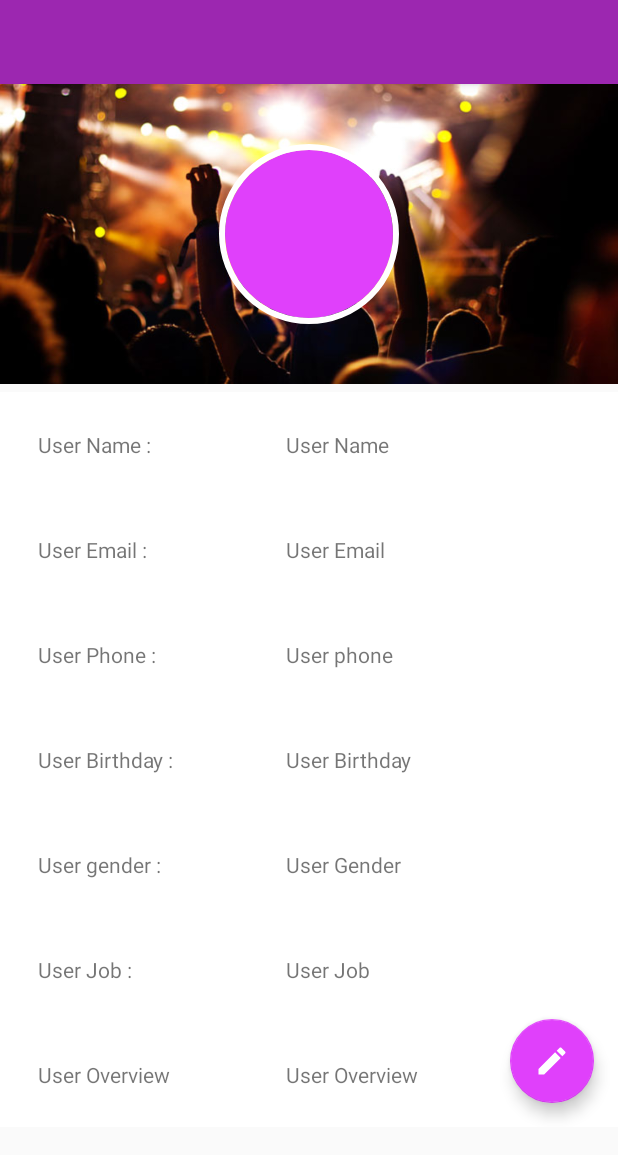
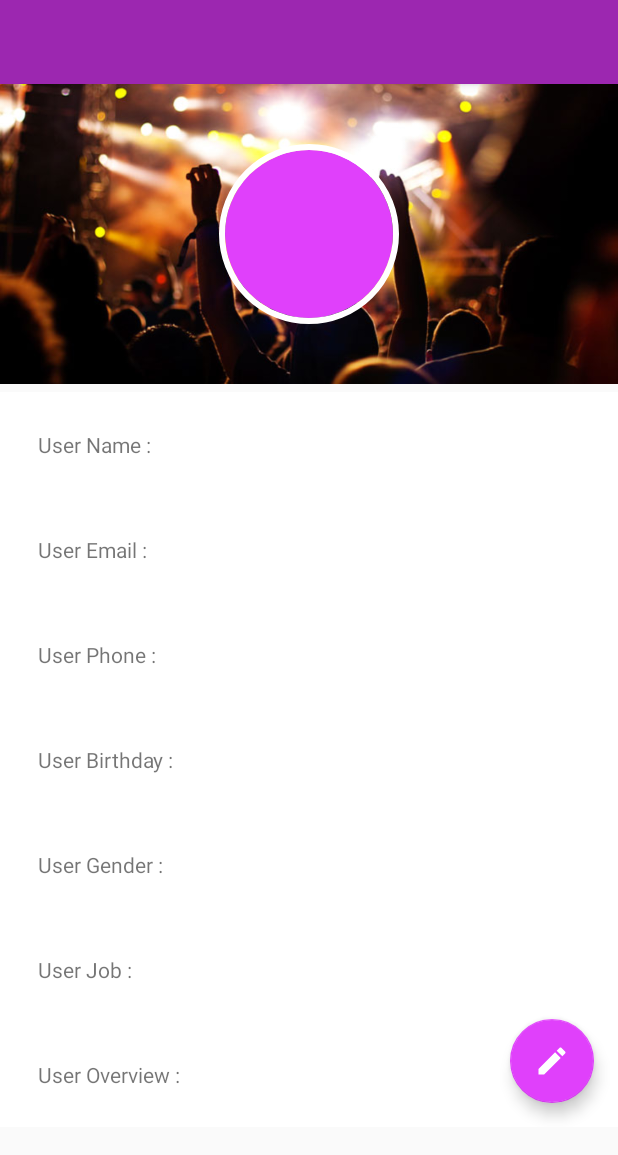
Before and after one commit to AmrAyoub1907/EventYo, an Android app: the layout activity_my_account.xml on its own in the app's theme, with its tools: preview values and no code run, on a phone screen of 412 x 824 dp. Shown: the top 1155 px of the screen. Run offline under Robolectric (Android 15) with nearby library versions, the phone set to English and light mode, and no system bars.

Commit message:
Final Commit , Ready For Udacity Graduation :D

```diff
--- a/app/src/main/res/layout/activity_my_account.xml
+++ b/app/src/main/res/layout/activity_my_account.xml
@@ -82,7 +82,7 @@
                                 android:clickable="true"
                                 android:elevation="@dimen/Info_elevation"
                                 android:padding="20dp"
-                                android:text="User Name :" />
+                                android:text="@string/User_Name_Text" />
 
                             <TextView
                                 android:id="@+id/myAccount_name"
@@ -92,7 +92,7 @@
                                 android:layout_weight="2"
                                 android:elevation="@dimen/Info_elevation"
                                 android:padding="20dp"
-                                android:text="User Name" />
+                                />
                         </LinearLayout>
 
                         <LinearLayout
@@ -109,7 +109,7 @@
                                 android:clickable="true"
                                 android:elevation="@dimen/Info_elevation"
                                 android:padding="20dp"
-                                android:text="User Email :" />
+                                android:text="@string/User_Email_Text" />
 
                             <TextView
                                 android:id="@+id/myAccount_email"
@@ -119,7 +119,7 @@
                                 android:layout_weight="2"
                                 android:elevation="@dimen/Info_elevation"
                                 android:padding="20dp"
-                                android:text="User Email" />
+                                />
                         </LinearLayout>
 
                         <LinearLayout
@@ -136,7 +136,7 @@
                                 android:clickable="true"
                                 android:elevation="@dimen/Info_elevation"
                                 android:padding="20dp"
-                                android:text="User Phone :" />
+                                android:text="@string/User_Phone_Text" />
 
                             <TextView
                                 android:id="@+id/myAccount_phone"
@@ -146,7 +146,7 @@
                                 android:layout_weight="2"
                                 android:elevation="@dimen/Info_elevation"
                                 android:padding="20dp"
-                                android:text="User phone" />
+                                />
                         </LinearLayout>
 
                         <LinearLayout
@@ -163,7 +163,7 @@
                                 android:clickable="true"
                                 android:elevation="@dimen/Info_elevation"
                                 android:padding="20dp"
-                                android:text="User Birthday :" />
+                                android:text="@string/User_Birthday_Text" />
 
                             <TextView
                                 android:id="@+id/myAccount_birthday"
@@ -173,7 +173,7 @@
                                 android:layout_weight="2"
                                 android:elevation="@dimen/Info_elevation"
                                 android:padding="20dp"
-                                android:text="User Birthday" />
+                                />
                         </LinearLayout>
 
                         <LinearLayout
@@ -190,7 +190,7 @@
                                 android:clickable="true"
                                 android:elevation="@dimen/Info_elevation"
                                 android:padding="20dp"
-                                android:text="User gender :" />
+                                android:text="@string/User_Gender_Text" />
 
                             <TextView
                                 android:id="@+id/myAccount_gender"
@@ -200,7 +200,7 @@
                                 android:layout_weight="2"
                                 android:elevation="@dimen/Info_elevation"
                                 android:padding="20dp"
-                                android:text="User Gender" />
+                                />
                         </LinearLayout>
 
                         <LinearLayout
@@ -217,7 +217,7 @@
                                 android:clickable="true"
                                 android:elevation="@dimen/Info_elevation"
                                 android:padding="20dp"
-                                android:text="User Job :" />
+                                android:text="@string/User_Job_Text" />
 
                             <TextView
                                 android:id="@+id/myAccount_job"
@@ -227,7 +227,7 @@
                                 android:layout_weight="2"
                                 android:elevation="@dimen/Info_elevation"
                                 android:padding="20dp"
-                                android:text="User Job" />
+                                />
                         </LinearLayout>
 
                         <LinearLayout
@@ -244,7 +244,7 @@
                                 android:clickable="true"
                                 android:elevation="@dimen/Info_elevation"
                                 android:padding="20dp"
-                                android:text="User Overview " />
+                                android:text="@string/User_Overview_Text" />
 
                             <TextView
                                 android:id="@+id/myAccount_overview"
@@ -254,7 +254,7 @@
                                 android:layout_weight="2"
                                 android:elevation="@dimen/Info_elevation"
                                 android:padding="20dp"
-                                android:text="User Overview" />
+                                />
                         </LinearLayout>
                     </LinearLayout>
                 </RelativeLayout>
--- a/app/src/main/res/layout/authentication.xml
+++ b/app/src/main/res/layout/authentication.xml
@@ -190,7 +190,7 @@
             android:layout_height="wrap_content" />
     </LinearLayout>
     <TextView
-        android:text="EventYo"
+        android:text="@string/app_name"
         android:textStyle="bold"
         android:textSize="@dimen/AppName_TextSize"
         android:layout_gravity="bottom"
--- a/app/src/main/res/layout/fragment_calender.xml
+++ b/app/src/main/res/layout/fragment_calender.xml
@@ -29,7 +29,7 @@
         android:id="@+id/calender_no_events"
         android:layout_width="match_parent"
         android:layout_height="match_parent"
-        android:text=" No Events Yet"
+        android:text="@string/No_Events_Msg"
         android:gravity="center"
         android:textSize="@dimen/Event_TitleTextSize"
         android:visibility="gone"
--- a/app/src/main/res/layout/fragment_category.xml
+++ b/app/src/main/res/layout/fragment_category.xml
@@ -23,7 +23,7 @@
         android:id="@+id/no_events"
         android:layout_width="match_parent"
         android:layout_height="match_parent"
-        android:text="No Events Yet"
+        android:text="@string/No_Events_Msg"
         android:gravity="center"
         android:textSize="@dimen/Event_TitleTextSize"
         android:visibility="gone"
--- a/app/src/main/res/layout/fragment_search_events.xml
+++ b/app/src/main/res/layout/fragment_search_events.xml
@@ -14,7 +14,7 @@
         android:id="@+id/searh_event_no_events"
         android:layout_width="match_parent"
         android:layout_height="match_parent"
-        android:text=" No Events Yet"
+        android:text="@string/No_Events_Msg"
         android:gravity="center"
         android:textSize="@dimen/Event_TitleTextSize"
         android:visibility="gone"
--- a/app/src/main/res/layout/fragment_search_people.xml
+++ b/app/src/main/res/layout/fragment_search_people.xml
@@ -15,7 +15,7 @@
         android:id="@+id/searh_user_no_users"
         android:layout_width="match_parent"
         android:layout_height="match_parent"
-        tools:text=" No Users Yet"
+        tools:text="No Users Yet"
         android:gravity="center"
         android:textSize="@dimen/Event_TitleTextSize"
         android:visibility="gone"
--- a/app/src/main/res/layout/main_rv_item.xml
+++ b/app/src/main/res/layout/main_rv_item.xml
@@ -39,7 +39,6 @@
                 android:layout_alignParentTop="true"
                 android:textSize="@dimen/Event_TitleTextSize"
                 android:textStyle="bold"
-                android:text="Event Title"
                 />
 
             <TextView
@@ -49,7 +48,6 @@
                 android:id="@+id/main_rv_date"
                 android:layout_below="@+id/main_rv_title"
                 android:textSize="@dimen/Event_DateTextSize"
-                android:text="14/12/2017"
                 />
 
         </RelativeLayout>
--- a/app/src/main/res/layout/search_rv_item.xml
+++ b/app/src/main/res/layout/search_rv_item.xml
@@ -31,7 +31,6 @@
                 android:layout_height="wrap_content"
                 android:id="@+id/search_title"
                 android:gravity="center"
-                android:text="Search Result"
                 android:layout_toRightOf="@+id/search_photo"
                 android:layout_alignParentTop="true"
                 android:textSize="@dimen/Search_result_TitleTextSize"
@@ -43,7 +42,6 @@
                 android:layout_height="wrap_content"
                 android:id="@+id/search_date"
                 android:gravity="center"
-                android:text="31/7/2017"
                 android:textSize="@dimen/Search_Date_TextSize"
                 android:layout_centerVertical="true"
                 android:layout_toEndOf="@+id/search_photo" />
--- a/app/src/main/res/layout/search_user_rv_item.xml
+++ b/app/src/main/res/layout/search_user_rv_item.xml
@@ -35,7 +35,6 @@
                 android:layout_height="wrap_content"
                 android:id="@+id/search_title"
                 android:gravity="center"
-                android:text="Search Result"
                 android:textSize="@dimen/Search_result_TitleTextSize"
                 android:textStyle="bold"
                 />
@@ -45,7 +44,6 @@
                 android:layout_height="wrap_content"
                 android:id="@+id/search_date"
                 android:gravity="center"
-                android:text="amrayman1907@gmail.com"
                 android:textSize="@dimen/Search_Email_TextSize"
                 />
             </LinearLayout>
--- a/app/src/main/res/layout/widget_list_item.xml
+++ b/app/src/main/res/layout/widget_list_item.xml
@@ -8,7 +8,6 @@
     <TextView
         android:textColor="@color/white"
         android:padding="12dp"
-        android:hint="Title"
         android:gravity="center"
         android:layout_weight="1"
         android:textSize="@dimen/Widget_textSize"
@@ -19,7 +18,6 @@
         android:gravity="center"
         android:textColor="@color/white"
         android:padding="12dp"
-        android:hint="31/7/2017"
         android:textSize="@dimen/Widget_textSize"
         android:id="@+id/widget_event_date"
         android:layout_weight="1"
--- a/app/src/main/res/values/strings.xml
+++ b/app/src/main/res/values/strings.xml
@@ -67,4 +67,26 @@
     <string name="Firebase_Photos_Path">Photos</string>
     <string name="Event_Going_Button_Going">Going</string>
     <string name="Event_Going_Button_NotGoing">Not Going</string>
+    <string name="Create_Event_UploadPhotoText">Upload Event Cover Photo</string>
+    <string name="Create_Event_TitleText">Event Title</string>
+    <string name="Create_Event_DescriptionText">Event Description</string>
+    <string name="Create_Event_LocationText">Event Loaction</string>
+    <string name="Create_Event_DateText">Event Date</string>
+    <string name="Create_Event_DateButton">Pick Date</string>
+    <string name="Create_Event_TimeText">Event Time</string>
+    <string name="Create_Event_TimeButton">Pick Time</string>
+    <string name="Event_Description_Text">Event Description :</string>
+    <string name="Event_Category_Text">Event Category :</string>
+    <string name="Event_Location_Text">Event Location :</string>
+    <string name="Event_Date_Text">Event Date :</string>
+    <string name="Event_Time_Text">Event Time :</string>
+    <string name="Event_User_Text">Event Created By :</string>
+    <string name="User_Name_Text">User Name :</string>
+    <string name="User_Email_Text">User Email :</string>
+    <string name="User_Phone_Text">User Phone :</string>
+    <string name="User_Birthday_Text">User Birthday :</string>
+    <string name="User_Gender_Text">User Gender :</string>
+    <string name="User_Job_Text">User Job :</string>
+    <string name="User_Overview_Text">User Overview :</string>
+    <string name="No_Events_Msg">No Events Yet</string>
 </resources>
```
Also changed, not shown: app/src/main/res/layout/activity_create_event.xml (+12 -18 lines), app/src/main/res/layout/activity_event.xml (+15 -18 lines), app/src/main/res/layout/activity_user_account.xml (+14 -14 lines).
